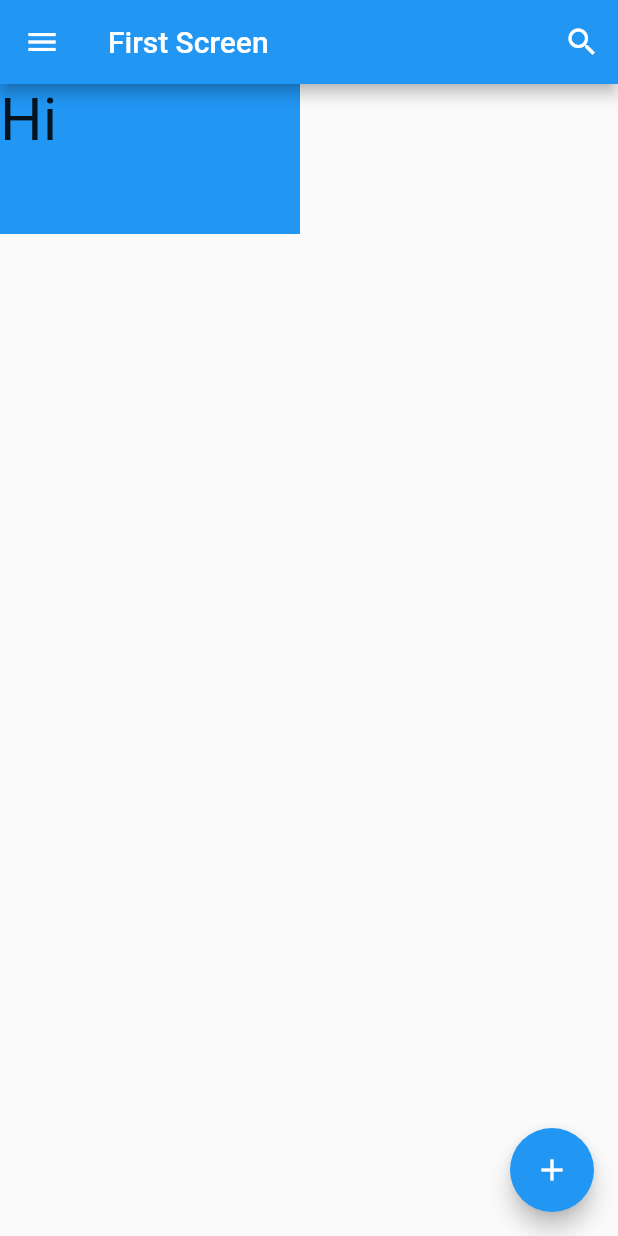
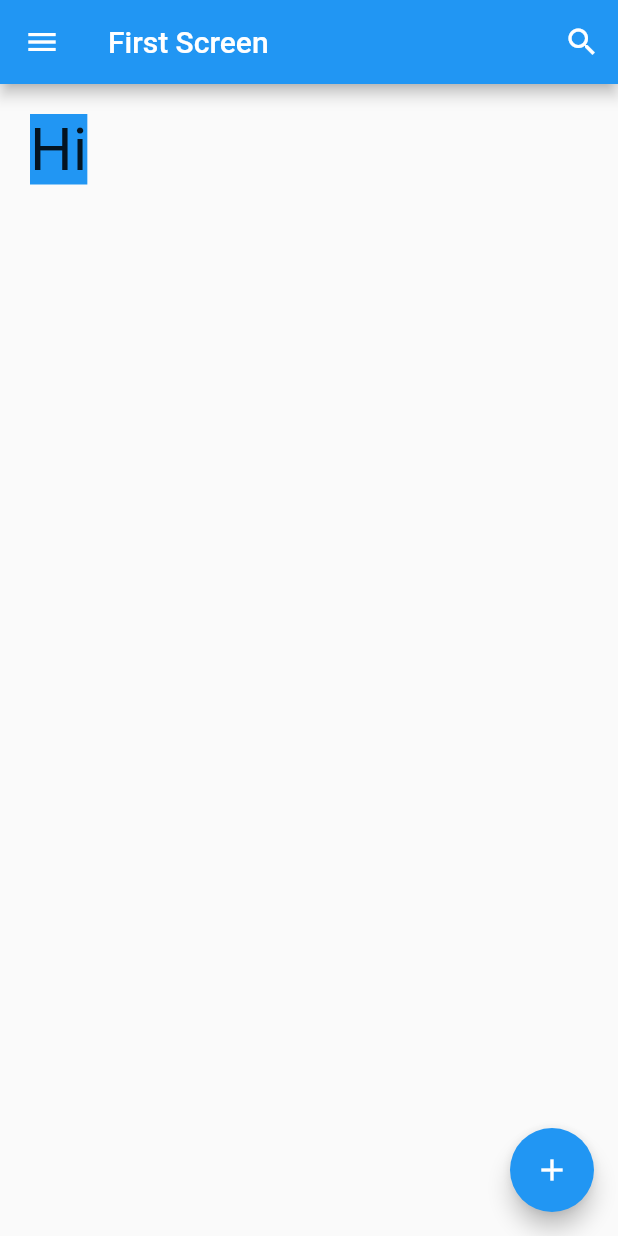
Before and after one commit to Ziedny28/idcamp-multi-platform-app, a Flutter app: the screen it shows after launch, on a phone screen of 412 x 824 dp. Run offline on Flutter 3.47's test engine with Material 2 defaults, Android fonts, the phone set to English and light mode, and no system bars.

Commit message:
margin and padding

```diff
--- a/lib/main.dart
+++ b/lib/main.dart
@@ -47,8 +47,8 @@ class FirstScreen extends StatelessWidget {
       //container is inside the body
       body: Container(
         color: Colors.blue,
-        width: 200,
-        height: 100,
+        // padding: const EdgeInsets.all(20),
+        margin: const EdgeInsets.all(20),
         child: const Text(
           'Hi',
           style: TextStyle(fontSize: 40),
```
